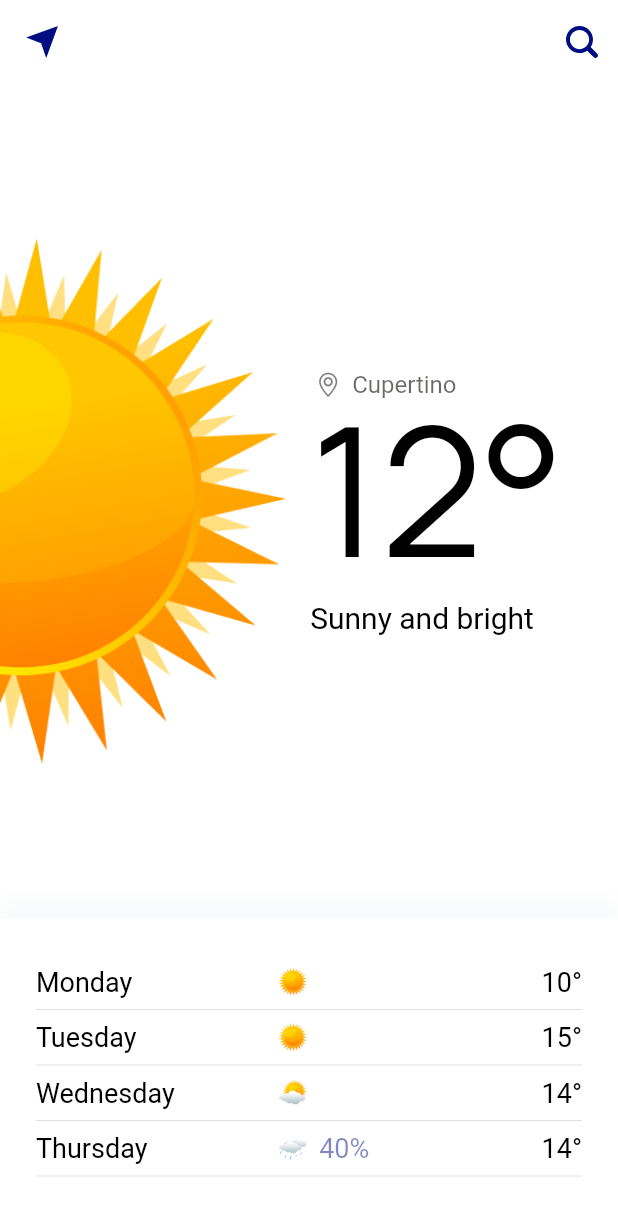
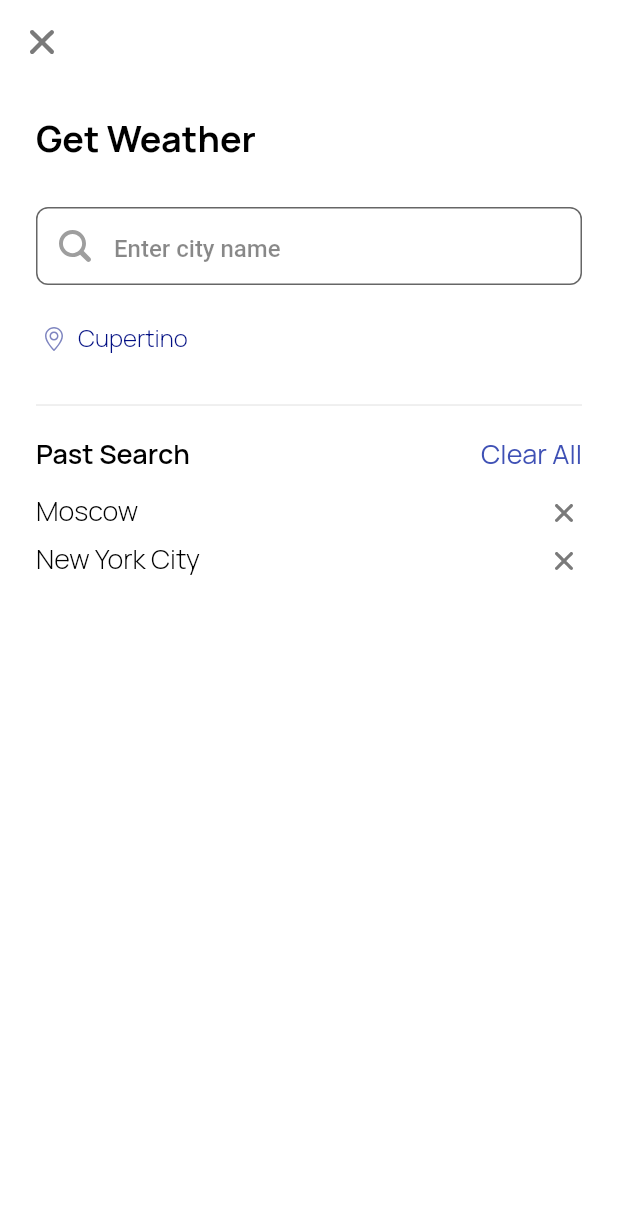
Before and after one commit to braginsm/dbp_flutter_course, a Flutter app: the screen it shows after launch, after a tap on an icon or button, on a phone screen of 412 x 824 dp. Shown: the top 1216 px of the screen. Run offline on Flutter 3.47's test engine with Material 2 defaults, Android fonts, the light colour scheme and no system bars; our stand-ins replace flutter_svg.

Commit message:
3 router an forms

```diff
--- /dev/null
+++ b/lib/fixtures/city_items.dart
@@ -0,0 +1,10 @@
+import 'package:dbp_flutter_course/models/city_item.dart';
+
+final testCities = [
+  CityItem(city: 'London', country: 'England'),
+  CityItem(city: 'Los Angeles', country: 'USA'),
+  CityItem(city: 'Lisbon', country: 'Portugal'),
+  CityItem(city: 'Luneburg', country: 'Germany'),
+  CityItem(city: 'Moscow', country: 'Russia'),
+  CityItem(city: 'New York City', country: 'USA'),
+];
--- /dev/null
+++ b/lib/models/city_item.dart
@@ -0,0 +1,9 @@
+class CityItem {
+  CityItem({
+    required this.city,
+    required this.country,
+  });
+
+  final String city;
+  final String country;
+}
--- /dev/null
+++ b/lib/navigation/app_router.dart
@@ -0,0 +1,26 @@
+import 'package:flutter/material.dart';
+
+final AppRouter appRouter = AppRouter();
+
+class AppRouter {
+  Future<T?>? goTo<T extends Object?>({
+    required BuildContext context,
+    required Widget route,
+  }) {
+    return Navigator.push<T>(
+      context,
+      MaterialPageRoute(
+        builder: (context) => route,
+        settings: RouteSettings(
+          name: route.runtimeType.toString(),
+        ),
+      ),
+    );
+  }
+
+  void goBack(BuildContext context) {
+    if (Navigator.canPop(context)) {
+      Navigator.pop(context);
+    }
+  }
+}
--- a/lib/presentation/home/home_page.dart
+++ b/lib/presentation/home/home_page.dart
@@ -1,6 +1,8 @@
 import 'package:dbp_flutter_course/models/weather_day.dart';
+import 'package:dbp_flutter_course/navigation/app_router.dart';
 import 'package:dbp_flutter_course/presentation/home/widgets/weather_days_list.dart';
 import 'package:dbp_flutter_course/presentation/home/widgets/weather_today.dart';
+import 'package:dbp_flutter_course/presentation/search/search_page.dart';
 import 'package:dbp_flutter_course/resources/images.dart';
 import 'package:flutter/material.dart';
 import 'package:flutter_svg/svg.dart';
@@ -15,6 +17,13 @@ class HomePage extends StatefulWidget {
 }
 
 class _HomePageState extends State<HomePage> {
+  final currentWeatherDay = WeatherDay(
+    locationName: 'Cupertino',
+    degrees: '12',
+    weatherDescription: 'Sunny and bright',
+    icon: Images.ic01d,
+    dayName: '',
+  );
   final weatherDays = [
     WeatherDay(
       locationName: 'Cupertino',
@@ -56,7 +65,10 @@ class _HomePageState extends State<HomePage> {
         ),
         actions: [
           IconButton(
-            onPressed: () {},
+            onPressed: () => appRouter.goTo(
+              context: context,
+              route: SearchPage(weatherDay: currentWeatherDay),
+            ),
             icon: SvgPicture.asset(Images.icSearch),
           ),
         ],
@@ -65,15 +77,7 @@ class _HomePageState extends State<HomePage> {
         mainAxisAlignment: MainAxisAlignment.spaceBetween,
         children: [
           const SizedBox.shrink(),
-          WeatherToday(
-            weatherDay: WeatherDay(
-              locationName: 'Cupertino',
-              degrees: '12',
-              weatherDescription: 'Sunny and bright',
-              icon: Images.ic01d,
-              dayName: '',
-            ),
-          ),
+          WeatherToday(weatherDay: currentWeatherDay),
           SafeArea(child: WeatherDaysList(weatherDays: weatherDays)),
         ],
       ),
--- /dev/null
+++ b/lib/presentation/home/widgets/current_location_widget.dart
@@ -0,0 +1,37 @@
+import 'package:dbp_flutter_course/models/weather_day.dart';
+import 'package:dbp_flutter_course/resources/images.dart';
+import 'package:flutter/material.dart';
+import 'package:flutter_svg/flutter_svg.dart';
+
+class CurrentLocationWidget extends StatelessWidget {
+  const CurrentLocationWidget({
+    required this.weatherDay,
+    required this.color,
+    this.fontSize = 16,
+    Key? key,
+  }) : super(key: key);
+
+  final WeatherDay weatherDay;
+  final Color color;
+  final double fontSize;
+
+  @override
+  Widget build(BuildContext context) {
+    final textStyle = TextStyle(
+      fontSize: fontSize,
+      color: color,
+      fontWeight: FontWeight.w300,
+    );
+
+    return Row(
+      children: [
+        Opacity(
+          opacity: 0.5,
+          child: SvgPicture.asset(Images.icGeoMark, color: color),
+        ),
+        SizedBox(width: fontSize / 4),
+        Text(weatherDay.locationName, style: textStyle),
+      ],
+    );
+  }
+}
--- a/lib/presentation/home/widgets/weather_today.dart
+++ b/lib/presentation/home/widgets/weather_today.dart
@@ -1,7 +1,6 @@
 import 'package:dbp_flutter_course/models/weather_day.dart';
-import 'package:dbp_flutter_course/resources/images.dart';
+import 'package:dbp_flutter_course/presentation/home/widgets/current_location_widget.dart';
 import 'package:flutter/material.dart';
-import 'package:flutter_svg/svg.dart';
 
 class WeatherToday extends StatelessWidget {
   const WeatherToday({
@@ -31,21 +30,9 @@ class WeatherToday extends StatelessWidget {
         Column(
           crossAxisAlignment: CrossAxisAlignment.start,
           children: [
-            Row(
-              children: [
-                Opacity(
-                  opacity: 0.5,
-                  child: SvgPicture.asset(Images.icGeoMark),
-                ),
-                const SizedBox(width: 4),
-                Text(
-                  weatherDay.locationName,
-                  style: TextStyle(
-                    color: const Color(0xFF070501).withOpacity(0.6),
-                    fontSize: 16,
-                  ),
-                ),
-              ],
+            CurrentLocationWidget(
+              color: const Color(0xFF070501).withOpacity(0.6),
+              weatherDay: weatherDay,
             ),
             Text(
               '${weatherDay.degrees}°',
--- /dev/null
+++ b/lib/presentation/search/search_page.dart
@@ -0,0 +1,98 @@
+import 'package:dbp_flutter_course/fixtures/city_items.dart';
+import 'package:dbp_flutter_course/models/weather_day.dart';
+import 'package:dbp_flutter_course/navigation/app_router.dart';
+import 'package:dbp_flutter_course/presentation/home/widgets/current_location_widget.dart';
+import 'package:dbp_flutter_course/presentation/search/widgets/cities_list_item_widget.dart';
+import 'package:dbp_flutter_course/presentation/search/widgets/past_search_block.dart';
+import 'package:dbp_flutter_course/presentation/search/widgets/search_text_field.dart';
+import 'package:dbp_flutter_course/resources/images.dart';
+import 'package:dbp_flutter_course/resources/strings.dart';
+import 'package:flutter/material.dart';
+import 'package:flutter_svg/svg.dart';
+
+class SearchPage extends StatefulWidget {
+  const SearchPage({required this.weatherDay, Key? key}) : super(key: key);
+
+  final WeatherDay weatherDay;
+
+  @override
+  State<SearchPage> createState() => _SearchPageState();
+}
+
+class _SearchPageState extends State<SearchPage> {
+  final _controller = TextEditingController();
+  final _focusNode = FocusNode();
+  List<String> pastSearchCities = ['Moscow', 'New York City'];
+  String? chosenCity;
+
+  void onCityItemTap(String city) {
+    setState(() {
+      pastSearchCities.add(city);
+      chosenCity = city;
+      _focusNode.unfocus();
+    });
+  }
+
+  @override
+  Widget build(BuildContext context) {
+    return Scaffold(
+      appBar: AppBar(
+        leading: IconButton(
+          icon: SvgPicture.asset(Images.icClose),
+          onPressed: () => appRouter.goBack(context),
+        ),
+      ),
+      body: Padding(
+        padding: const EdgeInsets.all(24),
+        child: Column(
+          crossAxisAlignment: CrossAxisAlignment.start,
+          children: [
+            Text(
+              Strings.getWeather,
+              style: const TextStyle(
+                fontSize: 24,
+                fontWeight: FontWeight.bold,
+              ),
+            ),
+            const SizedBox(height: 32),
+            SearchTextField(
+              controller: _controller,
+              focusNode: _focusNode,
+              onTap: () => setState(() {}),
+              onCloseTap: () => setState(() {
+                _controller.clear();
+                _focusNode.unfocus();
+              }),
+            ),
+            const SizedBox(height: 24),
+            if (!_focusNode.hasFocus) ...[
+              CurrentLocationWidget(
+                weatherDay: widget.weatherDay,
+                color: const Color(0xFF010E82),
+              ),
+              const SizedBox(height: 24),
+              const Divider(),
+              const SizedBox(height: 16),
+              PastSearchBlock(
+                pastSearchCities: pastSearchCities,
+                onClearAllTap: () {
+                  setState(() {
+                    pastSearchCities.clear();
+                  });
+                },
+              ),
+            ] else ...[
+              for (var item in testCities) ...[
+                CitiesListItemWidget(
+                  city: item,
+                  onTap: () => onCityItemTap(item.city),
+                ),
+                const Divider(),
+              ]
+            ],
+          ],
+        ),
+      ),
+    );
+  }
+}
--- /dev/null
+++ b/lib/presentation/search/widgets/cities_list_item_widget.dart
@@ -0,0 +1,48 @@
+import 'package:dbp_flutter_course/models/city_item.dart';
+import 'package:flutter/material.dart';
+
+class CitiesListItemWidget extends StatelessWidget {
+  const CitiesListItemWidget({
+    required this.city,
+    required this.onTap,
+    Key? key,
+  }) : super(key: key);
+
+  final CityItem city;
+  final VoidCallback onTap;
+
+  @override
+  Widget build(BuildContext context) {
+    return InkWell(
+      onTap: onTap,
+      child: Padding(
+        padding: const EdgeInsets.symmetric(vertical: 16, horizontal: 8),
+        child: Row(
+          children: [
+            Text(
+              city.city,
+              style: const TextStyle(
+                color: Colors.black,
+                fontSize: 18,
+              ),
+            ),
+            const SizedBox(width: 8),
+            const CircleAvatar(
+              radius: 2,
+              backgroundColor: Color(0xFFC4C4C4),
+            ),
+            const SizedBox(width: 8),
+            Text(
+              city.country,
+              style: const TextStyle(
+                color: Color(0xFF888888),
+                fontWeight: FontWeight.w300,
+                fontSize: 18,
+              ),
+            ),
+          ],
+        ),
+      ),
+    );
+  }
+}
--- /dev/null
+++ b/lib/presentation/search/widgets/link_text.dart
@@ -0,0 +1,26 @@
+import 'package:flutter/material.dart';
+
+class LinkText extends StatelessWidget {
+  const LinkText({
+    required this.text,
+    required this.onTap,
+    Key? key,
+  }) : super(key: key);
+
+  final String text;
+  final VoidCallback onTap;
+
+  @override
+  Widget build(BuildContext context) {
+    return GestureDetector(
+      onTap: onTap,
+      child: Text(
+        text,
+        style: TextStyle(
+          fontSize: 18,
+          color: Theme.of(context).colorScheme.primary,
+        ),
+      ),
+    );
+  }
+}
--- /dev/null
+++ b/lib/presentation/search/widgets/past_search_block.dart
@@ -0,0 +1,53 @@
+import 'package:dbp_flutter_course/presentation/search/widgets/link_text.dart';
+import 'package:dbp_flutter_course/presentation/search/widgets/past_search_item_widget.dart';
+import 'package:dbp_flutter_course/resources/strings.dart';
+import 'package:flutter/material.dart';
+
+class PastSearchBlock extends StatefulWidget {
+  const PastSearchBlock({
+    required this.pastSearchCities,
+    required this.onClearAllTap,
+    Key? key,
+  }) : super(key: key);
+
+  final List<String> pastSearchCities;
+  final VoidCallback onClearAllTap;
+
+  @override
+  State<PastSearchBlock> createState() => _PastSearchBlockState();
+}
+
+class _PastSearchBlockState extends State<PastSearchBlock> {
+  @override
+  Widget build(BuildContext context) {
+    return Column(
+      children: [
+        Row(
+          mainAxisAlignment: MainAxisAlignment.spaceBetween,
+          children: [
+            Text(
+              Strings.pastSearch,
+              style: const TextStyle(
+                fontSize: 18,
+                fontWeight: FontWeight.w600,
+              ),
+            ),
+            LinkText(
+              text: Strings.clearAll,
+              onTap: widget.onClearAllTap,
+            ),
+          ],
+        ),
+        const SizedBox(height: 16),
+        for (var item in widget.pastSearchCities) ...[
+          PastSearchItemWidget(
+            city: item,
+            onTap: () {},
+            onClose: () {},
+          ),
+          const SizedBox(height: 8),
+        ],
+      ],
+    );
+  }
+}
--- /dev/null
+++ b/lib/presentation/search/widgets/past_search_item_widget.dart
@@ -0,0 +1,39 @@
+import 'package:dbp_flutter_course/resources/images.dart';
+import 'package:flutter/material.dart';
+import 'package:flutter_svg/svg.dart';
+
+class PastSearchItemWidget extends StatelessWidget {
+  const PastSearchItemWidget({
+    required this.city,
+    required this.onTap,
+    required this.onClose,
+    Key? key,
+  }) : super(key: key);
+
+  final String city;
+  final VoidCallback onTap;
+  final VoidCallback onClose;
+
+  @override
+  Widget build(BuildContext context) {
+    return Row(
+      mainAxisAlignment: MainAxisAlignment.spaceBetween,
+      children: [
+        Text(
+          city,
+          style: const TextStyle(fontSize: 18, fontWeight: FontWeight.w300),
+        ),
+        SizedBox(
+          width: 24,
+          height: 24,
+          child: IconButton(
+            padding: EdgeInsets.zero,
+            splashRadius: 16,
+            onPressed: onClose,
+            icon: SvgPicture.asset(Images.icClose),
+          ),
+        ),
+      ],
+    );
+  }
+}
--- /dev/null
+++ b/lib/presentation/search/widgets/search_text_field.dart
@@ -0,0 +1,61 @@
+import 'package:dbp_flutter_course/resources/images.dart';
+import 'package:dbp_flutter_course/resources/strings.dart';
+import 'package:flutter/material.dart';
+import 'package:flutter_svg/flutter_svg.dart';
+
+class SearchTextField extends StatelessWidget {
+  const SearchTextField({
+    required this.controller,
+    required this.focusNode,
+    required this.onTap,
+    required this.onCloseTap,
+    Key? key,
+  }) : super(key: key);
+
+  final TextEditingController controller;
+  final FocusNode focusNode;
+  final VoidCallback onTap;
+  final VoidCallback onCloseTap;
+
+  @override
+  Widget build(BuildContext context) {
+    const textStyle = TextStyle(
+      fontSize: 16,
+      height: 1.5,
+      color: Colors.black,
+      fontWeight: FontWeight.w500,
+    );
+
+    return TextFormField(
+      style: textStyle,
+      controller: controller,
+      focusNode: focusNode,
+      onTap: onTap,
+      decoration: InputDecoration(
+        contentPadding: EdgeInsets.zero,
+        prefixIcon: Padding(
+          padding: const EdgeInsets.all(10),
+          child: SvgPicture.asset(
+            Images.icSearch,
+            color: focusNode.hasFocus ? Colors.indigo.shade900 : Colors.grey,
+          ),
+        ),
+        suffixIcon: focusNode.hasFocus
+            ? IconButton(
+                icon: SvgPicture.asset(Images.icClose),
+                onPressed: onCloseTap,
+              )
+            : null,
+        border: const OutlineInputBorder(
+          borderRadius: BorderRadius.all(Radius.circular(8)),
+        ),
+        filled: true,
+        hintStyle: textStyle.copyWith(
+          color: const Color(0xFF111111).withOpacity(0.5),
+        ),
+        hintText: Strings.enterCityName,
+        fillColor: Colors.white70,
+      ),
+    );
+  }
+}
--- a/lib/resources/images.dart
+++ b/lib/resources/images.dart
@@ -7,6 +7,7 @@ class Images {
   static const icSearch = '$svgFolder/ic_search.svg';
   static const icLocation = '$svgFolder/ic_location.svg';
   static const icGeoMark = '$svgFolder/ic_geo_mark.svg';
+  static const icClose = '$svgFolder/ic_close.svg';
 
   //weather images
   static const ic01d = '$pngFolder/01d.png';
--- a/lib/resources/strings.dart
+++ b/lib/resources/strings.dart
@@ -1,4 +1,8 @@
 // ignore: avoid_classes_with_only_static_members
 class Strings {
   static String get appName => 'Weather app';
+  static String get getWeather => 'Get Weather';
+  static String get enterCityName => 'Enter city name';
+  static String get clearAll => 'Clear All';
+  static String get pastSearch => 'Past Search';
 }
--- a/lib/theme/weather_theme.dart
+++ b/lib/theme/weather_theme.dart
@@ -25,6 +25,8 @@ class WeatherTheme {
     scaffoldBackgroundColor: Colors.white,
     shadowColor: const Color.fromRGBO(255, 191, 0, 0.2),
     textTheme: const TextTheme(
+      bodyText1: defaultTextStyle,
+      bodyText2: defaultTextStyle,
       headline1: TextStyle(
         fontFamily: defaultFontFamily,
         color: Colors.black,
```
Also changed, not shown: assets/images/svg/ic_close.svg (added), assets/images/svg/ic_geo_mark.svg.
